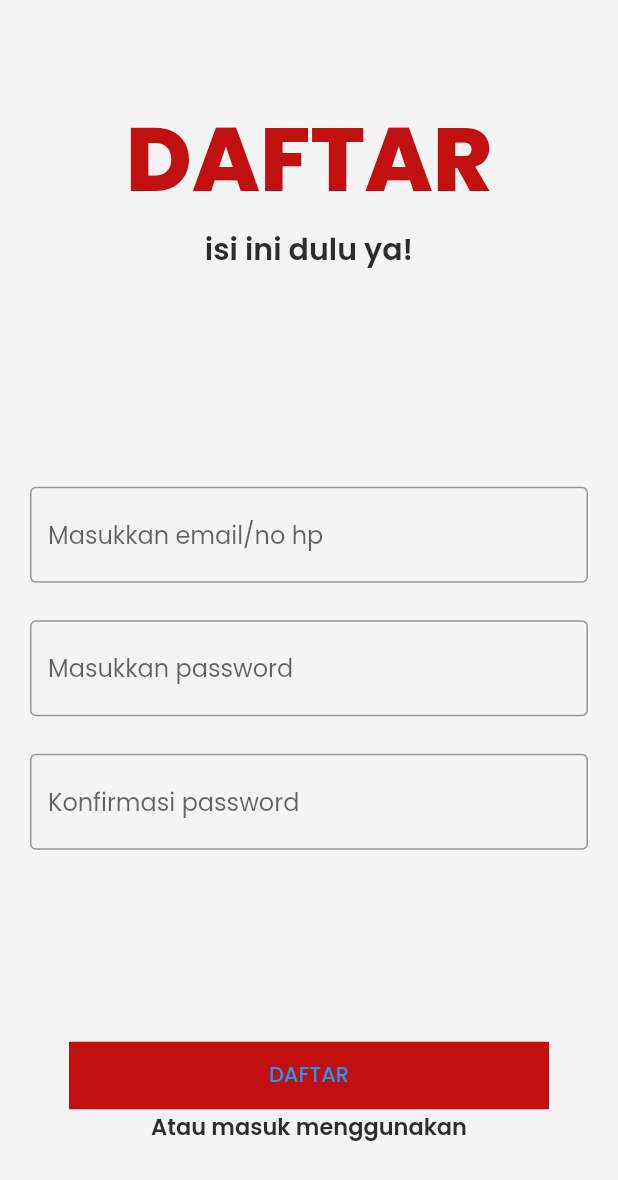
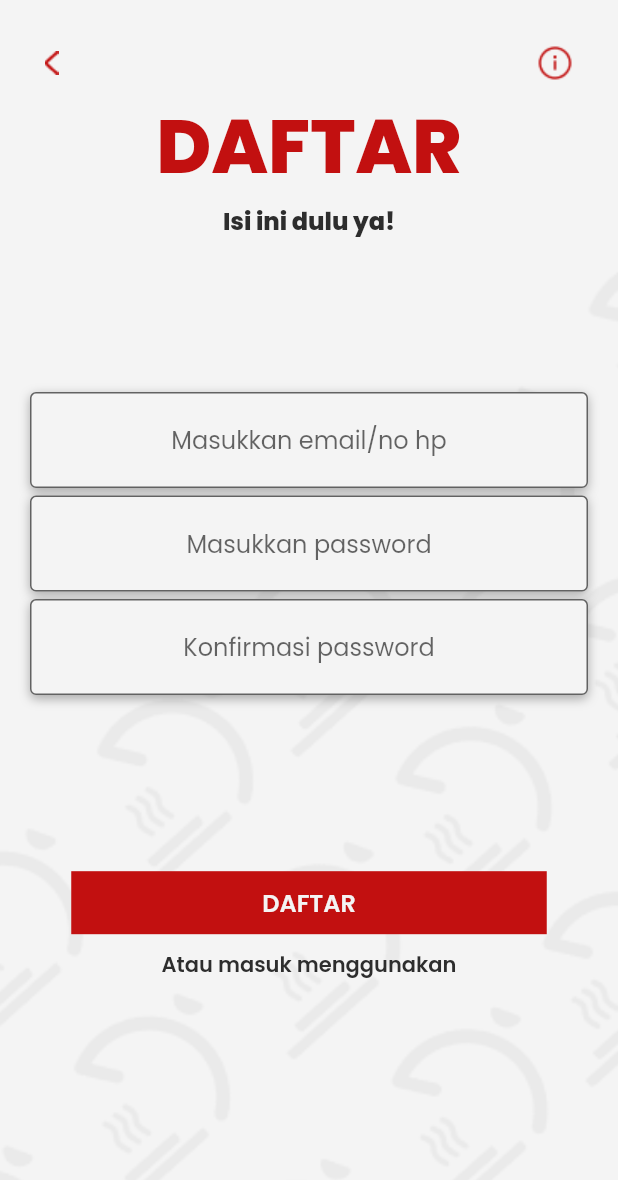
Before and after one commit to AriefLazuardi/delicate, a Flutter app: the Register screen opened by its route, on a phone screen of 412 x 824 dp. Shown: the top 1180 px of the screen. Run offline on Flutter 3.47's test engine with Material 2 defaults, Android fonts, the phone set to English and light mode, and no system bars.

Commit message:
register

```diff
--- a/lib/pages/register/register.dart
+++ b/lib/pages/register/register.dart
@@ -13,86 +13,147 @@ class _RegisterState extends State<Register> {
   Widget build(BuildContext context) {
     return Scaffold(
       backgroundColor: white,
-      body: Center(
+      body: ListView(
+        children: [
+          Stack(
+            children: [
+              Container(
+                width: MediaQuery.of(context).size.width,
+                height: MediaQuery.of(context).size.height,
+                alignment: Alignment.bottomCenter,
+                decoration: const BoxDecoration(
+                    image: DecorationImage(
+                        image: AssetImage("assets/images/pattern.png"),
+                        fit: BoxFit.cover)),
+              ),
+              Container(
+                margin: EdgeInsets.only(top: 60),
                 child: Column(
                   mainAxisAlignment: MainAxisAlignment.spaceAround,
                   children: [
                     Column(
                       children: [
-                Container(
-                  child: Text(
+                        Text(
                           "DAFTAR",
                           style: TextStyle(
-                        fontSize: 60,
+                              fontSize: 50,
                               fontWeight: FontWeight.w800,
                               color: primaryColor),
                         ),
-                ),
-                Container(
-                  child: Text(
-                    "isi ini dulu ya!",
+                        Text(
+                          "Isi ini dulu ya!",
                           style: TextStyle(
-                        fontSize: 20,
-                        fontWeight: FontWeight.w600,
+                              fontSize: 16,
+                              fontWeight: FontWeight.w800,
                               color: blackColor),
                         ),
+                      ],
                     ),
-              ],
+                    SizedBox(
+                      height: MediaQuery.of(context).size.height * 0.1,
                     ),
                     Column(
                       children: [
                         Container(
-                  padding: EdgeInsets.fromLTRB(20, 20, 20, 5),
+                          decoration: BoxDecoration(
+                              borderRadius: BorderRadius.circular(4),
+                              boxShadow: [
+                                BoxShadow(
+                                    color: Colors.black.withOpacity(0.3),
+                                    offset: Offset(0, 2),
+                                    blurRadius: 5)
+                              ]),
+                          margin: EdgeInsets.fromLTRB(20, 20, 20, 5),
                           child: TextFormField(
+                            textAlign: TextAlign.center,
                             decoration: InputDecoration(
-                        border: OutlineInputBorder(),
+                              filled: true,
+                              fillColor: white,
+                              border: OutlineInputBorder(
+                                  borderSide: BorderSide(
+                                      width: 0.5, color: Colors.grey.shade100)),
                               focusedBorder: OutlineInputBorder(
-                            borderSide: BorderSide(color: blackColor)),
-                        hintText: "Masukkan email/no hp"),
+                                  borderSide: BorderSide(color: Colors.grey)),
+                              hintText: "Masukkan email/no hp",
+                            ),
                           ),
                         ),
                         Container(
-                  padding: EdgeInsets.fromLTRB(20, 20, 20, 5),
+                          decoration: BoxDecoration(
+                              borderRadius: BorderRadius.circular(4),
+                              boxShadow: [
+                                BoxShadow(
+                                    color: Colors.black.withOpacity(0.3),
+                                    offset: Offset(0, 2),
+                                    blurRadius: 5)
+                              ]),
+                          margin: EdgeInsets.fromLTRB(20, 0, 20, 5),
                           child: TextFormField(
+                            textAlign: TextAlign.center,
                             decoration: InputDecoration(
-                        border: OutlineInputBorder(),
+                                filled: true,
+                                fillColor: white,
+                                border: OutlineInputBorder(
+                                    borderSide: BorderSide(
+                                        width: 0.5,
+                                        color: Colors.grey.shade100)),
                                 focusedBorder: OutlineInputBorder(
-                            borderSide: BorderSide(color: blackColor)),
+                                    borderSide: BorderSide(color: Colors.grey)),
                                 hintText: "Masukkan password"),
                           ),
                         ),
                         Container(
-                  padding: EdgeInsets.fromLTRB(20, 20, 20, 5),
+                          decoration: BoxDecoration(
+                              borderRadius: BorderRadius.circular(4),
+                              boxShadow: [
+                                BoxShadow(
+                                    color: Colors.black.withOpacity(0.3),
+                                    offset: Offset(0, 2),
+                                    blurRadius: 5)
+                              ]),
+                          margin: EdgeInsets.fromLTRB(20, 0, 20, 35),
                           child: TextFormField(
+                            textAlign: TextAlign.center,
                             decoration: InputDecoration(
-                        border: OutlineInputBorder(),
+                                filled: true,
+                                fillColor: white,
+                                border: OutlineInputBorder(
+                                    borderSide: BorderSide(
+                                        width: 0.5,
+                                        color: Colors.grey.shade100)),
                                 focusedBorder: OutlineInputBorder(
-                            borderSide: BorderSide(color: blackColor)),
+                                    borderSide: BorderSide(color: Colors.grey)),
                                 hintText: "Konfirmasi password"),
                           ),
                         ),
                       ],
                     ),
+                    SizedBox(
+                      height: MediaQuery.of(context).size.height * 0.1,
+                    ),
                     Column(
                       children: [
                         Container(
-                  color: (primaryColor),
-                  width: 320,
-                  height: 45,
+                          color: primaryColor,
+                          width: 317,
+                          height: 42,
                           child: TextButton(
                               onPressed: () =>
-                          Navigator.pushNamed(context, "/register"),
-                      child: Text(
-                        "DAFTAR",
-                      )),
+                                  Navigator.pushNamed(context, "/login"),
+                              child: Text("DAFTAR",
+                                  style: TextStyle(
+                                      fontSize: 16,
+                                      fontWeight: FontWeight.w600,
+                                      color: white))),
                         ),
                         Container(
+                          margin: EdgeInsets.symmetric(vertical: 10),
                           child: Text(
                             "Atau masuk menggunakan",
                             style: TextStyle(
-                        fontSize: 15,
+                                fontSize: 14,
                                 fontWeight: FontWeight.w600,
-                        color: blackColor),
+                                color: Color(0xff2D2D2D)),
                           ),
                         ),
                       ],
@@ -100,6 +161,29 @@ class _RegisterState extends State<Register> {
                   ],
                 ),
               ),
+              Row(
+                mainAxisAlignment: MainAxisAlignment.spaceBetween,
+                children: [
+                  GestureDetector(
+                    onTap: () => Navigator.pop(context),
+                    child: Container(
+                        padding: EdgeInsets.all(30),
+                        child: Image(
+                            image: AssetImage("assets/images/Vector.png"))),
+                  ),
+                  GestureDetector(
+                    onTap: () => Navigator.pop(context),
+                    child: Container(
+                        padding: EdgeInsets.all(30),
+                        child: Image(
+                            image: AssetImage("assets/images/infocircle.png"))),
+                  )
+                ],
+              )
+            ],
+          ),
+        ],
+      ),
     );
   }
 }
```
Lines whose indentation alone changed are shown as unchanged.
